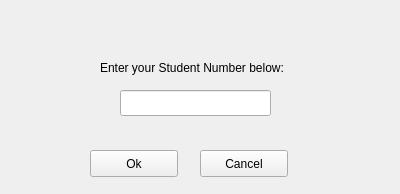
This is D4_TeamJava/cuTPS_gui/StudentNumberForm.ui in AnkushVarshneya/CUTPS as Qt 5 draws it before an edit. The edited form follows.
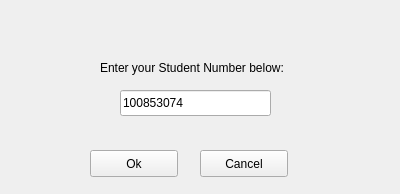
This is the edited form.

```diff
--- a/D4_TeamJava/cuTPS_gui/StudentNumberForm.ui
+++ b/D4_TeamJava/cuTPS_gui/StudentNumberForm.ui
@@ -35,6 +35,9 @@
      <height>26</height>
     </rect>
    </property>
+   <property name="text">
+    <string>100853074</string>
+   </property>
   </widget>
   <widget class="QPushButton" name="okButton">
    <property name="geometry">
```
